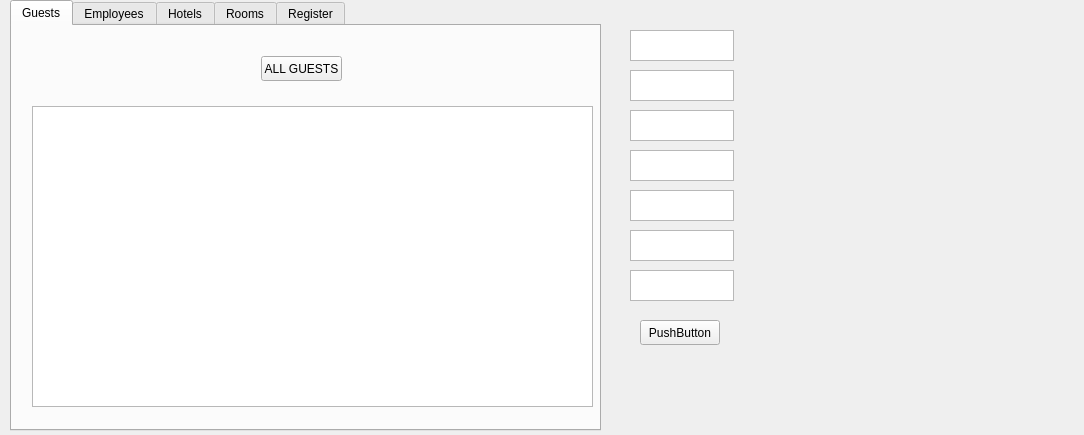
First picture: the form in client/AdminView.ui, repository ZpmPower/Hotel_Network, before the edit.
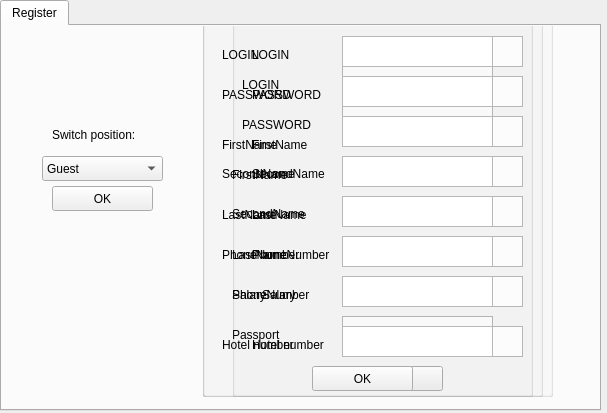
Second picture: the form after the edit. The open tabs and pages were chosen to show the change.

```diff
--- a/client/AdminView.ui
+++ b/client/AdminView.ui
@@ -6,8 +6,8 @@
    <rect>
     <x>0</x>
     <y>0</y>
-    <width>1084</width>
-    <height>435</height>
+    <width>607</width>
+    <height>413</height>
    </rect>
   </property>
   <property name="windowTitle">
@@ -16,151 +16,15 @@
   <widget class="QTabWidget" name="tabWidget">
    <property name="geometry">
     <rect>
-     <x>10</x>
+     <x>0</x>
      <y>0</y>
-     <width>591</width>
-     <height>431</height>
+     <width>601</width>
+     <height>411</height>
     </rect>
    </property>
    <property name="currentIndex">
     <number>4</number>
    </property>
-   <widget class="QWidget" name="tabGuests">
-    <attribute name="title">
-     <string>Guests</string>
-    </attribute>
-    <widget class="QTableWidget" name="GuestTbl">
-     <property name="geometry">
-      <rect>
-       <x>20</x>
-       <y>80</y>
-       <width>561</width>
-       <height>301</height>
-      </rect>
-     </property>
-     <property name="editTriggers">
-      <set>QAbstractItemView::NoEditTriggers</set>
-     </property>
-     <property name="showGrid">
-      <bool>true</bool>
-     </property>
-    </widget>
-    <widget class="QPushButton" name="allGuestsBtn">
-     <property name="geometry">
-      <rect>
-       <x>249</x>
-       <y>30</y>
-       <width>81</width>
-       <height>25</height>
-      </rect>
-     </property>
-     <property name="text">
-      <string>ALL GUESTS</string>
-     </property>
-    </widget>
-   </widget>
-   <widget class="QWidget" name="tabEmployees">
-    <attribute name="title">
-     <string>Employees</string>
-    </attribute>
-    <widget class="QTableWidget" name="EmployeesTbl">
-     <property name="geometry">
-      <rect>
-       <x>10</x>
-       <y>90</y>
-       <width>561</width>
-       <height>301</height>
-      </rect>
-     </property>
-     <property name="editTriggers">
-      <set>QAbstractItemView::NoEditTriggers</set>
-     </property>
-     <property name="showGrid">
-      <bool>true</bool>
-     </property>
-    </widget>
-    <widget class="QPushButton" name="allEmployeeBtn">
-     <property name="geometry">
-      <rect>
-       <x>210</x>
-       <y>30</y>
-       <width>111</width>
-       <height>25</height>
-      </rect>
-     </property>
-     <property name="text">
-      <string>ALL EMPLOYEES</string>
-     </property>
-    </widget>
-   </widget>
-   <widget class="QWidget" name="tabHotels">
-    <attribute name="title">
-     <string>Hotels</string>
-    </attribute>
-    <widget class="QTableWidget" name="HotelsTbl">
-     <property name="geometry">
-      <rect>
-       <x>10</x>
-       <y>90</y>
-       <width>561</width>
-       <height>301</height>
-      </rect>
-     </property>
-     <property name="editTriggers">
-      <set>QAbstractItemView::NoEditTriggers</set>
-     </property>
-     <property name="showGrid">
-      <bool>true</bool>
-     </property>
-    </widget>
-    <widget class="QPushButton" name="allHotelsBtn">
-     <property name="geometry">
-      <rect>
-       <x>220</x>
-       <y>30</y>
-       <width>80</width>
-       <height>25</height>
-      </rect>
-     </property>
-     <property name="text">
-      <string>ALL HOTELS</string>
-     </property>
-    </widget>
-   </widget>
-   <widget class="QWidget" name="tabRooms">
-    <attribute name="title">
-     <string>Rooms</string>
-    </attribute>
-    <widget class="QTableWidget" name="RoomsTbl">
-     <property name="geometry">
-      <rect>
-       <x>10</x>
-       <y>90</y>
-       <width>561</width>
-       <height>301</height>
-      </rect>
-     </property>
-     <property name="editTriggers">
-      <set>QAbstractItemView::NoEditTriggers</set>
-     </property>
-     <property name="showGrid">
-      <bool>true</bool>
-     </property>
-    </widget>
-    <widget class="QPushButton" name="allRoomsBtn">
-     <property name="geometry">
-      <rect>
-       <x>220</x>
-       <y>30</y>
-       <width>80</width>
-       <height>25</height>
-      </rect>
-     </property>
-     <property name="text">
-      <string>ALL ROOMS</string>
-     </property>
-    </widget>
-   </widget>
    <widget class="QWidget" name="tabRegister">
     <attribute name="title">
      <string>Register</string>
@@ -854,89 +718,6 @@
     <zorder>groupBox_3</zorder>
    </widget>
   </widget>
-  <widget class="QPlainTextEdit" name="plainTextEdit">
-   <property name="geometry">
-    <rect>
-     <x>630</x>
-     <y>30</y>
-     <width>104</width>
-     <height>31</height>
-    </rect>
-   </property>
-  </widget>
-  <widget class="QPlainTextEdit" name="plainTextEdit_2">
-   <property name="geometry">
-    <rect>
-     <x>630</x>
-     <y>70</y>
-     <width>104</width>
-     <height>31</height>
-    </rect>
-   </property>
-  </widget>
-  <widget class="QPlainTextEdit" name="plainTextEdit_3">
-   <property name="geometry">
-    <rect>
-     <x>630</x>
-     <y>110</y>
-     <width>104</width>
-     <height>31</height>
-    </rect>
-   </property>
-  </widget>
-  <widget class="QPlainTextEdit" name="plainTextEdit_4">
-   <property name="geometry">
-    <rect>
-     <x>630</x>
-     <y>150</y>
-     <width>104</width>
-     <height>31</height>
-    </rect>
-   </property>
-  </widget>
-  <widget class="QPlainTextEdit" name="plainTextEdit_5">
-   <property name="geometry">
-    <rect>
-     <x>630</x>
-     <y>190</y>
-     <width>104</width>
-     <height>31</height>
-    </rect>
-   </property>
-  </widget>
-  <widget class="QPlainTextEdit" name="plainTextEdit_6">
-   <property name="geometry">
-    <rect>
-     <x>630</x>
-     <y>230</y>
-     <width>104</width>
-     <height>31</height>
-    </rect>
-   </property>
-  </widget>
-  <widget class="QPlainTextEdit" name="plainTextEdit_7">
-   <property name="geometry">
-    <rect>
-     <x>630</x>
-     <y>270</y>
-     <width>104</width>
-     <height>31</height>
-    </rect>
-   </property>
-  </widget>
-  <widget class="QPushButton" name="pushButton">
-   <property name="geometry">
-    <rect>
-     <x>640</x>
-     <y>320</y>
-     <width>80</width>
-     <height>25</height>
-    </rect>
-   </property>
-   <property name="text">
-    <string>PushButton</string>
-   </property>
-  </widget>
  </widget>
  <resources/>
  <connections/>
```
Left out of the diff: 2 changed lines with no effect on the pictures.
